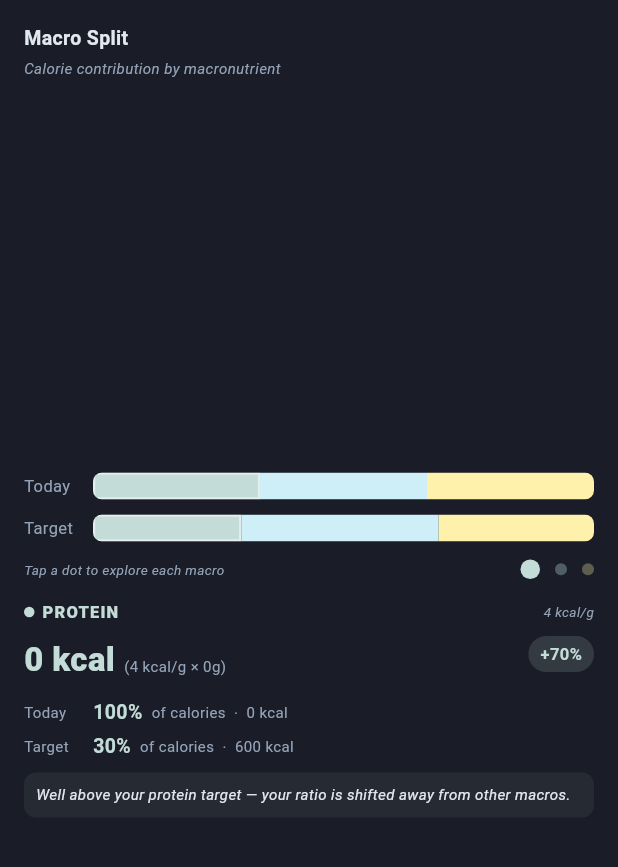
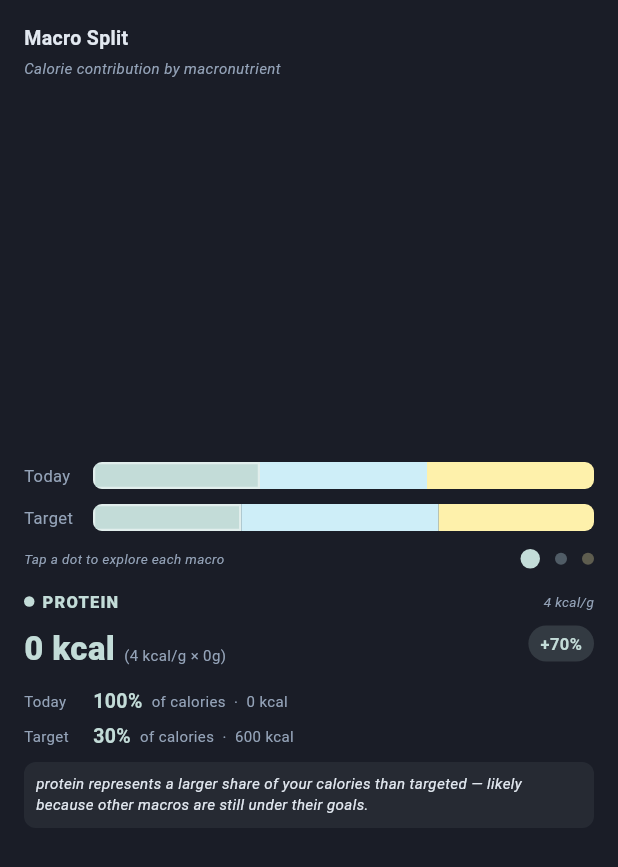
Before and after one commit to worldpeacemetta/WorldPeaceBuilder, a Flutter app: the _MacroSplitPanel widget shown alone on an empty page, opened directly with empty values, on a phone screen of 412 x 824 dp. Shown: the top 867 px of the screen. Run offline on Flutter 3.47's test engine with Material 3 defaults, Android fonts, the phone set to English and light mode, and no system bars; our stand-ins replace fl_chart, flutter_riverpod, go_router, image_picker, shared_preferences, supabase_flutter; missing offline and left inert: mobile_scanner; accounts and stored records are empty.

Commit message:
Fix Macro Split insight wording to reflect calorie share, not gram target
'Well above your fat target' was misleading when grams are on goal but
ratio is skewed due to other macros being under-consumed. Reworded all
five tiers to clearly describe calorie contribution ratio vs target ratio.

https://claude.ai/code/session_01Fh3mjq5VUhPDJmziG8ZXP6

```diff
--- a/mobile/lib/screens/daily_log/day_detail_screen.dart
+++ b/mobile/lib/screens/daily_log/day_detail_screen.dart
@@ -736,11 +736,11 @@ class _MacroSplitPanelState extends State<_MacroSplitPanel> {
 
   String _insight(int i, int diff) {
     final n = _macroNames[i];
-    if (diff > 10)  return 'Well above your $n target — your ratio is shifted away from other macros.';
-    if (diff > 5)   return 'Slightly above your $n target, within a healthy margin.';
-    if (diff >= -5) return 'Your $n intake is right on target today.';
-    if (diff >= -10) return 'Slightly below your $n target — consider adding a source.';
-    return 'Significantly below your $n target today.';
+    if (diff > 10)  return '$n represents a larger share of your calories than targeted — likely because other macros are still under their goals.';
+    if (diff > 5)   return '$n\'s calorie share is slightly above your target ratio, but within a reasonable margin.';
+    if (diff >= -5) return '$n\'s contribution to your total calories is right on target.';
+    if (diff >= -10) return '$n is slightly under-represented in today\'s calorie mix.';
+    return '$n\'s calorie share is well below your target ratio today.';
   }
 
   Widget _bar(List<double> fracs, AppColorScheme cs) => ClipRRect(
```
